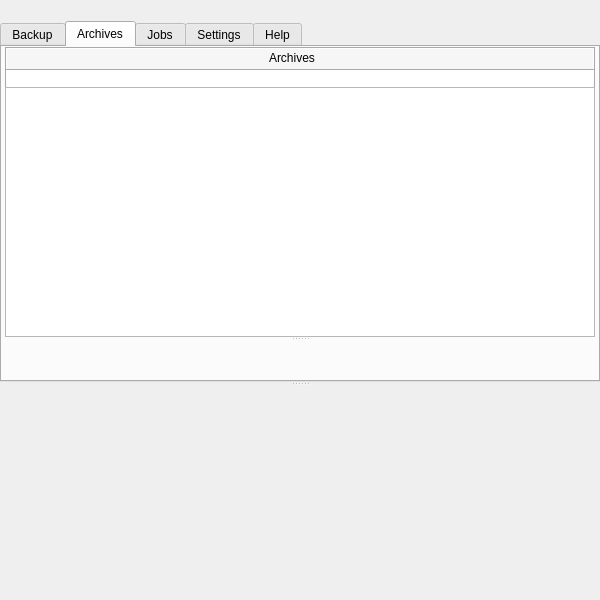
Qt form forms/mainwindow.ui (Tarsnap/tarsnap-gui) before a commit.
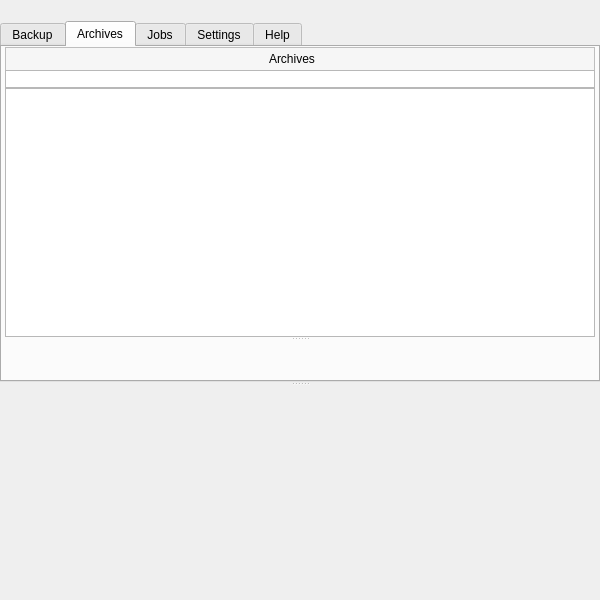
The same form after that commit. The open tabs and pages were chosen to show the change. Icons and pictures are not drawn. Custom widgets are drawn as their Qt base class.

Commit message:
UI adjustments for Archives tab header.
Issue #131.

What changed in the file:
```diff
--- a/forms/mainwindow.ui
+++ b/forms/mainwindow.ui
@@ -401,16 +401,16 @@
             <number>0</number>
            </property>
            <item>
-            <widget class="QWidget" name="archivesHeader" native="true">
+            <widget class="QFrame" name="archivesHeader">
              <property name="styleSheet">
               <string notr="true">#archivesHeader {
-border-top: 2px groove darkgrey;
-border-left: 2px groove darkgrey;
-border-right: 2px ridge darkgrey;
-border-bottom: 0px;
 background: rgba(246,246,246,255);
+margin-bottom: -1px;
 }</string>
              </property>
+             <property name="frameShape">
+              <enum>QFrame::StyledPanel</enum>
+             </property>
              <layout class="QHBoxLayout" name="archivesHeaderHL">
               <property name="spacing">
                <number>0</number>
@@ -453,12 +453,12 @@
                 </property>
                 <property name="styleSheet">
                  <string notr="true">QToolButton {
-border: none;
-background: none;
+border: transparent;
+padding: 2px;
 }
 
 QToolButton:checked {
-background: darkgrey;
+border: 1px solid darkgrey;
 }</string>
                 </property>
                 <property name="icon">
@@ -477,16 +477,34 @@
             </widget>
            </item>
            <item>
+            <widget class="QFrame" name="archivesFilterFrame">
+             <property name="frameShape">
+              <enum>QFrame::StyledPanel</enum>
+             </property>
+             <property name="frameShadow">
+              <enum>QFrame::Raised</enum>
+             </property>
+             <layout class="QHBoxLayout" name="horizontalLayout_2">
+              <property name="leftMargin">
+               <number>0</number>
+              </property>
+              <property name="topMargin">
+               <number>0</number>
+              </property>
+              <property name="rightMargin">
+               <number>0</number>
+              </property>
+              <property name="bottomMargin">
+               <number>0</number>
+              </property>
+              <item>
             <widget class="QComboBox" name="archivesFilter">
              <property name="toolTip">
               <string>Search and filter the Archives list, shell globbing patterns can be used &lt;span style=&quot;color:gray;font-size:small&quot;&gt;%1&lt;/span&gt;</string>
              </property>
              <property name="styleSheet">
               <string notr="true">QComboBox {
-border-top: 2px groove darkgrey;
-border-left: 2px groove darkgrey;
-border-right: 2px ridge darkgrey;
-border-bottom: 0px;
+border: none;
 padding-right: 6px;
 padding-left: 6px;
 }
@@ -508,6 +526,11 @@
              <property name="editable">
               <bool>true</bool>
              </property>
+               </widget>
+              </item>
+             </layout>
+             <zorder>archivesFilter</zorder>
+             <zorder>archivesFilter</zorder>
             </widget>
            </item>
            <item>
```
Lines whose indentation alone changed are shown as unchanged. The commit also changes 2 other files.
